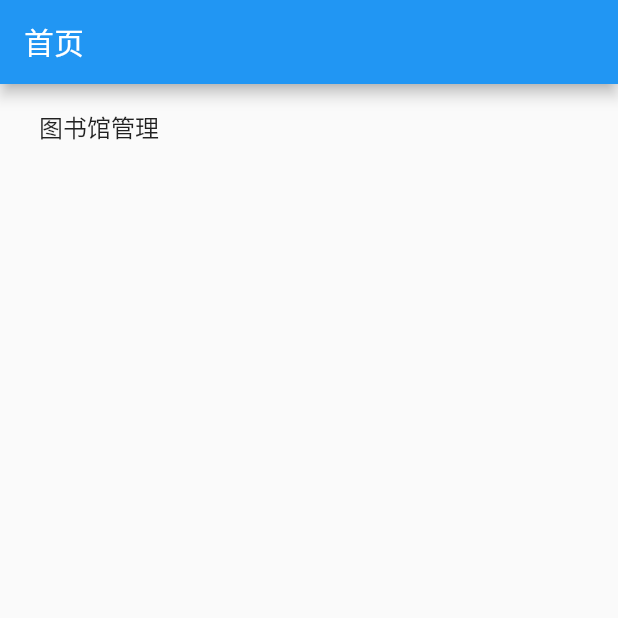
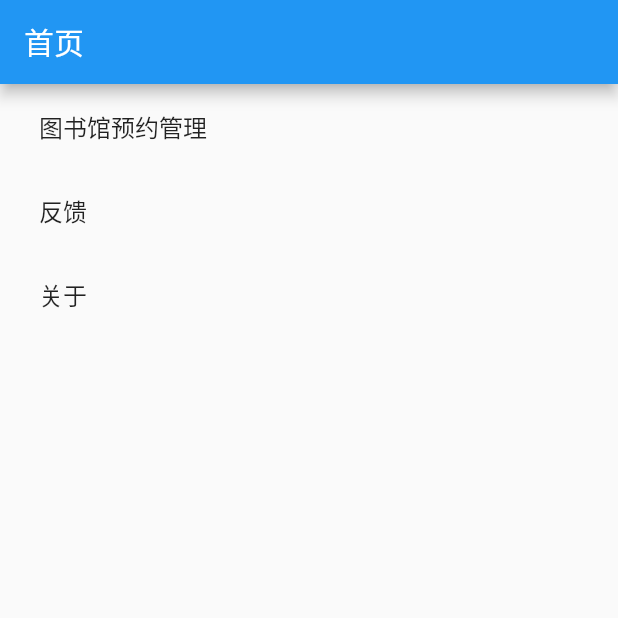
Before and after one commit to SIT-kite/kite-admin-app, a Flutter app: the screen it shows after launch, on a phone screen of 412 x 824 dp, the top half of it. Run offline on Flutter 3.47's test engine with Material 2 defaults, Android fonts, the phone set to English and light mode, and no system bars; our stand-ins replace dio, flash, flutter_screenutil, hive, image_picker, shared_preferences and 2 more; missing offline and left inert: mobile_scanner; accounts and stored records are empty; statements that could not run were skipped.

Commit message:
Add: 优化home菜单构造

```diff
--- a/lib/feature/home/page/index.dart
+++ b/lib/feature/home/page/index.dart
@@ -2,6 +2,19 @@ import 'package:flutter/material.dart';
 
 class HomePage extends StatelessWidget {
   const HomePage({Key? key}) : super(key: key);
+
+  Widget buildMainMenu(String title, String path) {
+    return Builder(
+      builder: (context) {
+        return ListTile(
+          title: Text(title),
+          onTap: () {
+            Navigator.of(context).pushNamed(path);
+          },
+        );
+      },
+    );
+  }
 
   @override
   Widget build(BuildContext context) {
@@ -14,12 +27,9 @@ class HomePage extends StatelessWidget {
         padding: const EdgeInsets.symmetric(horizontal: 10),
         child: ListView(
           children: [
-            ListTile(
-              title: const Text('图书馆管理'),
-              onTap: () {
-                Navigator.of(context).pushNamed('/library');
-              },
-            ),
+            buildMainMenu('图书馆预约管理', '/library'),
+            buildMainMenu('反馈', '/feedback'),
+            buildMainMenu('关于', '/about'),
           ],
         ),
       ),
```
